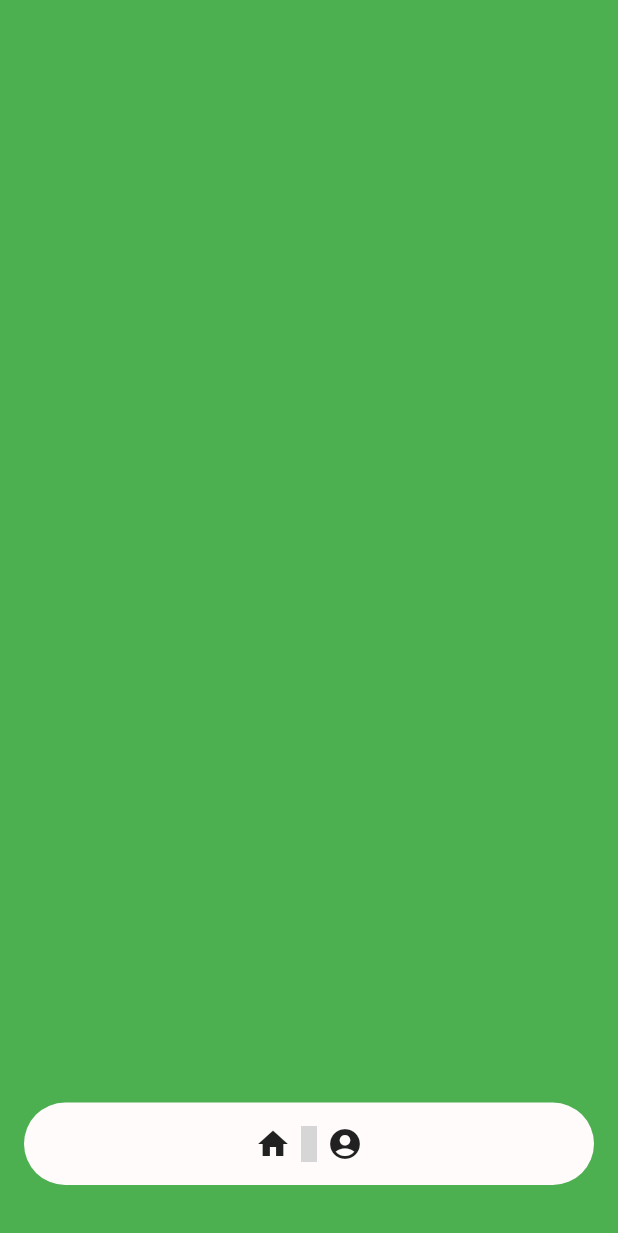
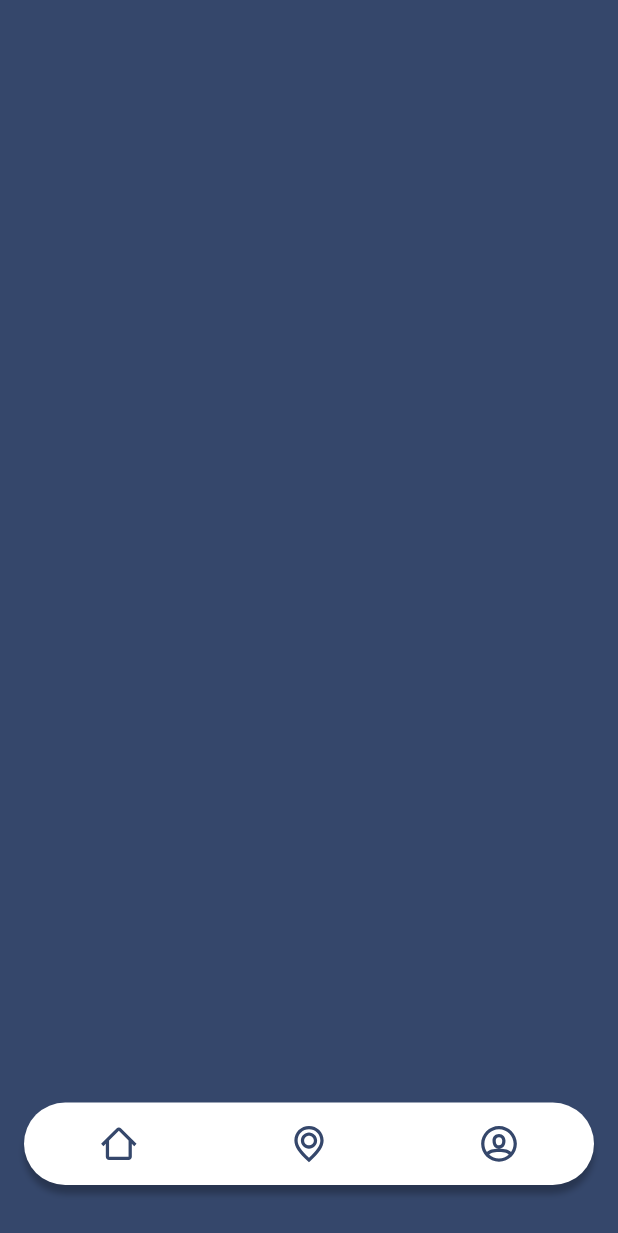
Before and after one commit to swarupsrini/mapfo, a Flutter app: the screen it shows after launch, on a phone screen of 412 x 824 dp. Shown: the top 1233 px of the screen. Run offline on Flutter 3.47's test engine with Material 2 defaults, Android fonts, the phone set to English and light mode, and no system bars; our stand-ins replace flutter_svg; grey boxes are pictures that could not be loaded.

Commit message:
fixed nav bar, and fixed visuals

```diff
--- a/mapfo/lib/MyBottomNavBar.dart
+++ b/mapfo/lib/MyBottomNavBar.dart
@@ -1,6 +1,17 @@
 import 'package:flutter/material.dart';
+import 'package:flutter_svg/flutter_svg.dart';
 
 class MyBottomNavBar extends StatelessWidget {
+  final VoidCallback onHomeClick;
+  final VoidCallback onMapClick;
+  final VoidCallback onUserClick;
+
+  MyBottomNavBar({
+    @required this.onHomeClick,
+    @required this.onMapClick,
+    @required this.onUserClick,
+  });
+
   @override
   Widget build(BuildContext context) {
     return Padding(
@@ -9,17 +20,47 @@ class MyBottomNavBar extends StatelessWidget {
         height: 55.0,
         child: Container(
           decoration: BoxDecoration(
-            color: Color.fromRGBO(255, 251, 251, 1.0),
-            borderRadius: BorderRadius.all(
-              Radius.circular(50.0),
-            ),
+            color: Color.fromRGBO(255, 255, 255, 1.0),
+            borderRadius: BorderRadius.all(Radius.circular(50.0)),
+            boxShadow: [
+              BoxShadow(
+                color: Color(0xFF000000).withOpacity(0.25),
+                blurRadius: 3.0,
+                spreadRadius: 0.0,
+                offset: Offset(0.0, 6.0),
+              ),
+            ],
           ),
           child: Row(
-            mainAxisAlignment: MainAxisAlignment.center,
+            mainAxisAlignment: MainAxisAlignment.spaceAround,
             children: <Widget>[
-              Icon(Icons.home),
-              Icon(Icons.Location),
-              Icon(Icons.account_circle)
+              FlatButton(
+                highlightColor: Colors.transparent,
+                splashColor: Colors.transparent,
+                padding: EdgeInsets.all(0.0),
+                onPressed: () {
+                  onHomeClick();
+                },
+                child: SvgPicture.asset('assets/home.svg', color: Color.fromRGBO(53, 71, 107, 1.0)),
+              ),
+              FlatButton(
+                highlightColor: Colors.transparent,
+                splashColor: Colors.transparent,
+                padding: EdgeInsets.all(0.0),
+                onPressed: () {
+                  onMapClick();
+                },
+                child: SvgPicture.asset('assets/map.svg', color: Color.fromRGBO(53, 71, 107, 1.0)),
+              ),
+              FlatButton(
+                highlightColor: Colors.transparent,
+                splashColor: Colors.transparent,
+                padding: EdgeInsets.all(0.0),
+                onPressed: () {
+                  onUserClick();
+                },
+                child: SvgPicture.asset('assets/user.svg', color: Color.fromRGBO(53, 71, 107, 1.0)),
+              ),
             ],
           ),
         ),
```
Also changed, not shown: mapfo/lib/HomePage.dart (added, +10 -0 lines), mapfo/lib/MapPage.dart (added, +10 -0 lines), mapfo/lib/UserPage.dart (added, +10 -0 lines), mapfo/lib/main.dart (+33 -87 lines), mapfo/pubspec.yaml (+2 -45 lines), mapfo/assets/home.svg (added), mapfo/assets/home_design1.svg (added), mapfo/assets/map.svg (added), mapfo/assets/user.svg (added), mapfo/pubspec.lock, 1 other file.
